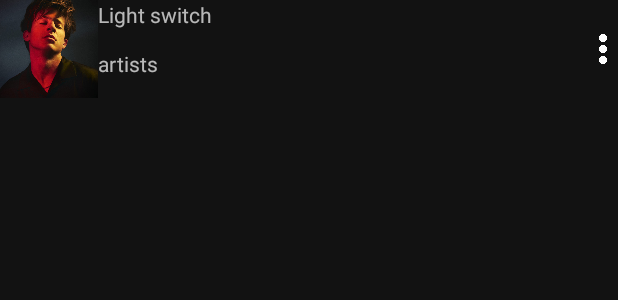
After one commit to vickatGit/Spotify_Clone, an Android app: the layout track_layout.xml on its own in the app's theme, with its tools: preview values and no code run, on a phone screen of 412 x 824 dp. The commit adds this screen. Shown: the top 300 px of the screen. Run offline under Robolectric (Android 15) with nearby library versions, the phone set to English and light mode, and no system bars.

Commit message:
tracks fetched

```diff
--- /dev/null
+++ b/app/src/main/res/layout/track_layout.xml
@@ -0,0 +1,48 @@
+<?xml version="1.0" encoding="utf-8"?>
+<androidx.constraintlayout.widget.ConstraintLayout xmlns:android="http://schemas.android.com/apk/res/android"
+    xmlns:app="http://schemas.android.com/apk/res-auto"
+    xmlns:tools="http://schemas.android.com/tools"
+    android:layout_width="match_parent"
+    android:layout_height="match_parent">
+
+    <ImageView
+        android:id="@+id/song_thumbnail"
+        android:layout_width="65dp"
+        android:layout_height="65dp"
+        android:src="@drawable/sample_artist"
+        app:layout_constraintStart_toStartOf="parent"
+        app:layout_constraintTop_toTopOf="parent" />
+
+    <TextView
+        android:id="@+id/song_name"
+        android:layout_width="0dp"
+        android:layout_height="wrap_content"
+        android:ellipsize="marquee"
+        android:lines="1"
+        android:text="Light switch"
+        app:layout_constraintEnd_toStartOf="@+id/menu"
+        app:layout_constraintStart_toEndOf="@+id/song_thumbnail"
+        app:layout_constraintTop_toTopOf="@+id/song_thumbnail" />
+
+    <ImageView
+        android:id="@+id/menu"
+        android:layout_width="20dp"
+        android:layout_height="20dp"
+        android:src="@drawable/menu_icon"
+        android:tint="@color/secondaryTextColor"
+        app:layout_constraintBottom_toBottomOf="@+id/song_thumbnail"
+        app:layout_constraintEnd_toEndOf="parent"
+        app:layout_constraintTop_toTopOf="@+id/song_thumbnail"
+        tools:ignore="UseAppTint" />
+
+    <TextView
+        android:id="@+id/artists"
+        android:layout_width="wrap_content"
+        android:layout_height="wrap_content"
+        android:text="artists"
+        app:layout_constraintBottom_toBottomOf="@+id/song_thumbnail"
+        app:layout_constraintStart_toEndOf="@+id/song_thumbnail"
+        app:layout_constraintTop_toBottomOf="@+id/song_name" />
+
+
+</androidx.constraintlayout.widget.ConstraintLayout>
```
Also changed, not shown: app/src/main/AndroidManifest.xml (+7 -5 lines), app/src/main/java/com/example/spotify_clone/Adapters/ChildListAdapter.kt (+27 -0 lines), app/src/main/java/com/example/spotify_clone/Adapters/PlaylistTracksAdapter.kt (added, +41 -0 lines), app/src/main/java/com/example/spotify_clone/PlaylistActivity.kt (added, +52 -0 lines), app/src/main/java/com/example/spotify_clone/Repository/DataRepository.kt (+39 -5 lines), app/src/main/java/com/example/spotify_clone/ViewModels/PlaylistActivityViewModel.kt (added, +30 -0 lines), app/src/main/res/drawable/playlist_activity_action_bar_bg.xml (added, +7 -0 lines), app/src/main/res/layout/activity_playlist.xml (added, +114 -0 lines), app/src/main/res/drawable/menu_icon.png (added), app/src/main/res/drawable/spotify_logo.png (added).
